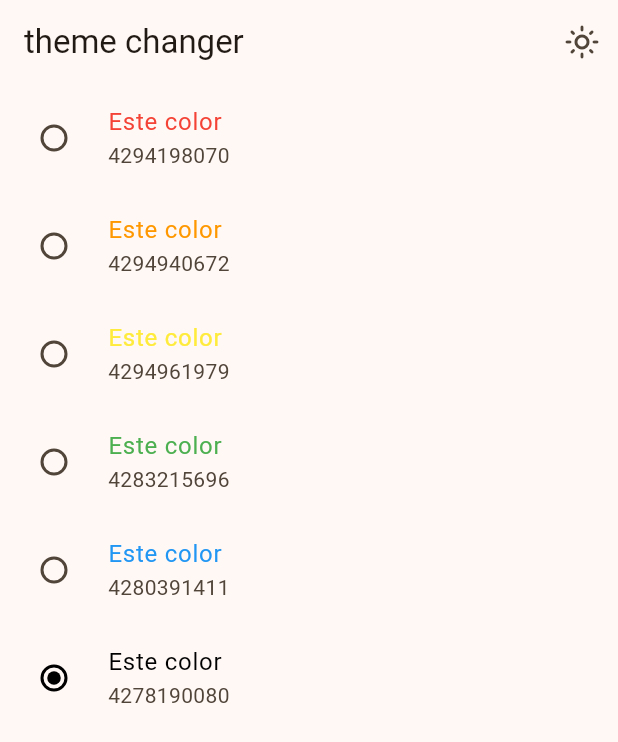
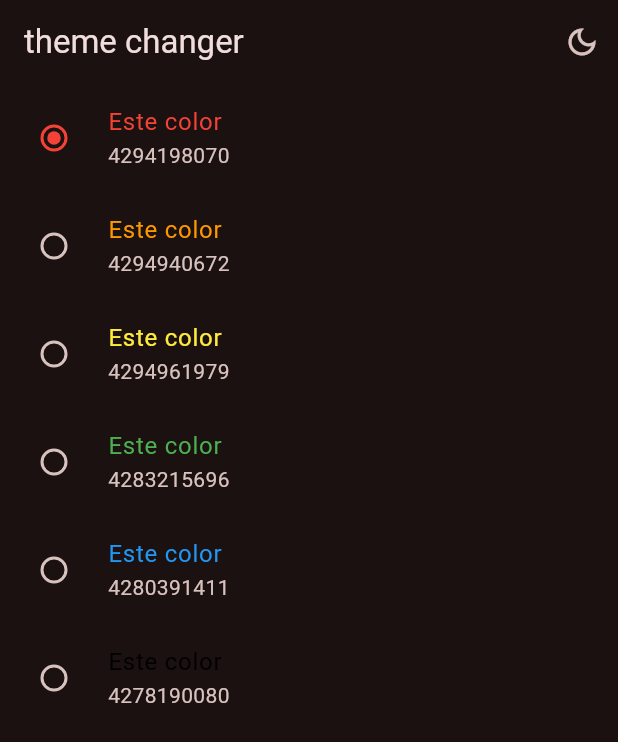
Before and after one commit to MiltonDanielhch/proyecto_tres, a Flutter app: the ThemeChangerScreen screen opened by its route, after a tap on the "light mode" icon, on a phone screen of 412 x 824 dp. Shown: the top 742 px of the screen. Run offline on Flutter 3.47's test engine with Material 3 defaults, Android fonts, the phone set to English and light mode, and no system bars; our stand-ins replace animate_do, flutter_riverpod, go_router.

Commit message:
añadiendo indice del color seleccionado

```diff
--- a/lib/config/theme/app_theme.dart
+++ b/lib/config/theme/app_theme.dart
@@ -11,12 +11,17 @@ const colorList = <Color>[
 
 class AppTheme {
   final int selectedColor;
+  final bool isDarkmode;
 
-  AppTheme({this.selectedColor = 0})
-      : assert(selectedColor >= 0, 'selected color must be greater then 0'),
+  AppTheme({
+    this.selectedColor = 0,
+    this.isDarkmode = false,
+  })  : assert(selectedColor >= 0, 'selected color must be greater then 0'),
         assert(selectedColor < colorList.length,
             'selected color must be less or equal than 0 ${colorList.length - 1}');
   ThemeData getTheme() => ThemeData(
+        useMaterial3: true,
+        brightness: isDarkmode ? Brightness.dark : Brightness.light,
         colorSchemeSeed: colorList[selectedColor],
       );
 }
--- a/lib/main.dart
+++ b/lib/main.dart
@@ -2,6 +2,7 @@ import 'package:flutter/material.dart';
 import 'package:flutter_riverpod/flutter_riverpod.dart';
 import 'package:proyecto_tres/config/router/app_router.dart';
 import 'package:proyecto_tres/config/theme/app_theme.dart';
+import 'package:proyecto_tres/presentation/providers/theme_provider.dart';
 
 void main() => runApp(
       const ProviderScope(
@@ -9,16 +10,20 @@ void main() => runApp(
       ),
     );
 
-class MyApp extends StatelessWidget {
+class MyApp extends ConsumerWidget {
   const MyApp({super.key});
 
   @override
-  Widget build(BuildContext context) {
+  Widget build(BuildContext context, WidgetRef ref) {
+    final isDarkmode = ref.watch(isDarkmodeProvider);
+    final selectedColor = ref.watch(selectedColorProvider);
+
     return MaterialApp.router(
       title: 'Flutter Widgets',
       routerConfig: appRoute,
       debugShowCheckedModeBanner: false,
-      theme: AppTheme(selectedColor: 1).getTheme(),
+      theme: AppTheme(selectedColor: selectedColor, isDarkmode: isDarkmode)
+          .getTheme(),
     );
   }
 }
--- a/lib/presentation/providers/theme_provider.dart
+++ b/lib/presentation/providers/theme_provider.dart
@@ -1,9 +1,11 @@
 import 'package:flutter_riverpod/flutter_riverpod.dart';
 import 'package:proyecto_tres/config/theme/app_theme.dart';
 
+//Listado de colores inmutable
+final colorListProvider = Provider((ref) => colorList);
+
 //estado => isDarkmodeProvider = boolean
-
 final isDarkmodeProvider = StateProvider((ref) => false);
 
-//Listado de colores inmutable
-final colorListProvider = Provider((ref) => colorList);
+//un simple int
+final selectedColorProvider = StateProvider((ref) => 0);
--- a/lib/presentation/screens/theme_changer/theme_changer_screen.dart
+++ b/lib/presentation/screens/theme_changer/theme_changer_screen.dart
@@ -16,7 +16,9 @@ class ThemeChangerScreen extends ConsumerWidget {
         title: const Text('theme changer'),
         actions: [
           IconButton(
-            onPressed: () {},
+            onPressed: () {
+              ref.read(isDarkmodeProvider.notifier).update((state) => !state);
+            },
             icon: Icon(isDarkmode
                 ? Icons.dark_mode_outlined
                 : Icons.light_mode_outlined),
@@ -34,6 +36,7 @@ class _ThemeChangerView extends ConsumerWidget {
   @override
   Widget build(BuildContext context, ref) {
     final List<Color> colors = ref.watch(colorListProvider);
+    final int selectedColor = ref.watch(selectedColorProvider);
     return ListView.builder(
       itemCount: colors.length,
       itemBuilder: (context, index) {
@@ -47,8 +50,10 @@ class _ThemeChangerView extends ConsumerWidget {
           subtitle: Text('${color.value}'),
           activeColor: color,
           value: index,
-          groupValue: 5,
-          onChanged: (value) {},
+          groupValue: selectedColor,
+          onChanged: (value) {
+            ref.read(selectedColorProvider.notifier).state = index;
+          },
         );
       },
     );
```
